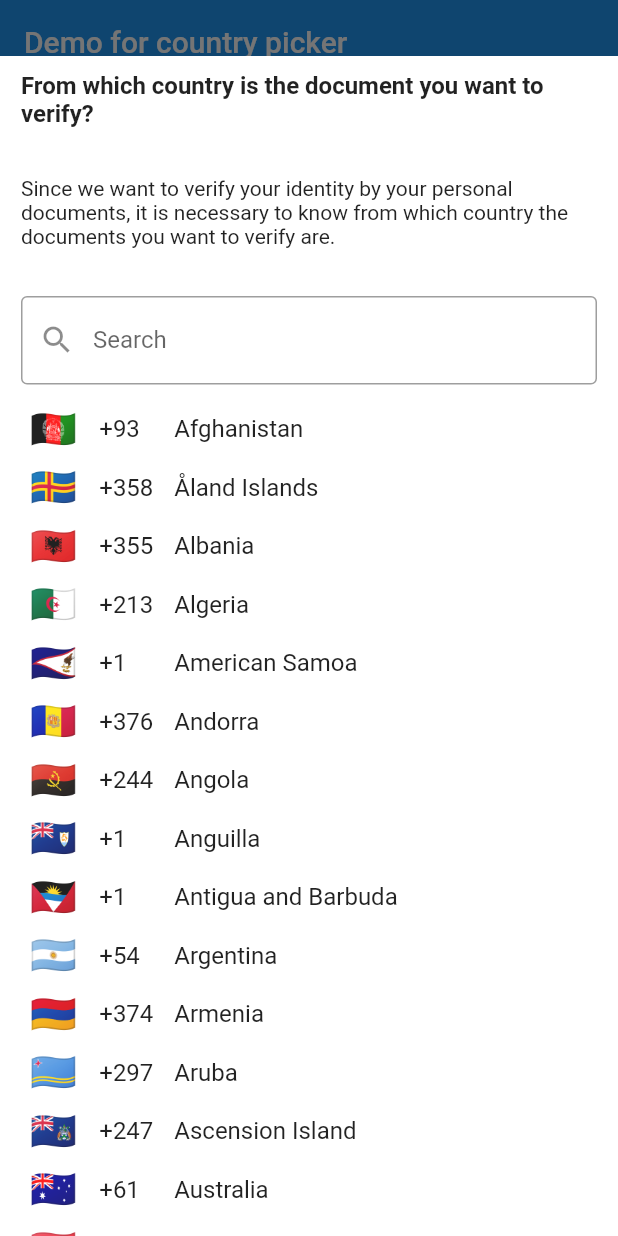
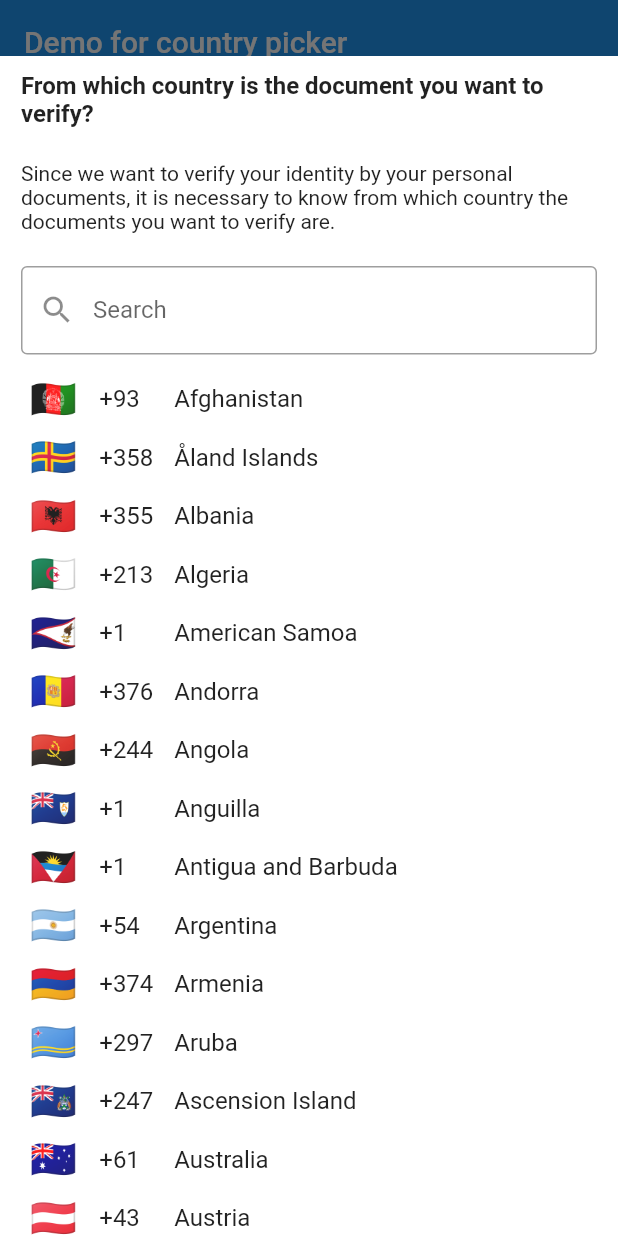
Before and after one commit to jimbertools/flutter-country-picker, a Flutter app: the screen it shows after launch, after a tap on "Show country picker", on a phone screen of 412 x 824 dp. Run offline on Flutter 3.47's test engine with Material 2 defaults, Android fonts, the phone set to English and light mode, and no system bars.

Commit message:
fixed padding

```diff
--- a/lib/src/country_list_view.dart
+++ b/lib/src/country_list_view.dart
@@ -93,8 +93,8 @@ class _CountryListViewState extends State<CountryListView> {
           height: 12,
         ),
         Container(
-          padding: const EdgeInsets.symmetric(horizontal: 14, vertical: 10),
-          child: const Text(  "Since we want to verify your identity by your personal documents, it is necessary to know from which country the documents you want to verify are."),
+          padding: const EdgeInsets.symmetric(horizontal: 14),
+          child: const Text( "Since we want to verify your identity by your personal documents, it is necessary to know from which country the documents you want to verify are."),
         ),
         const SizedBox(height: 12),
         Padding(
```
